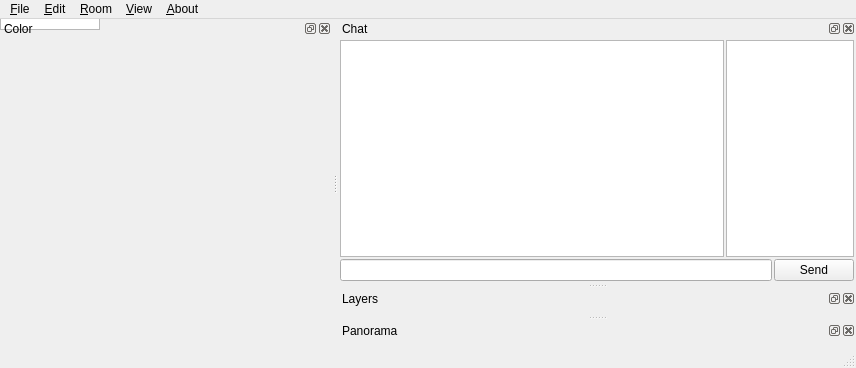
liuyanghejerry/painttyWidgetLegacy, file src/painttyDesktop/widgets/mainwindow.ui: the form before one commit.
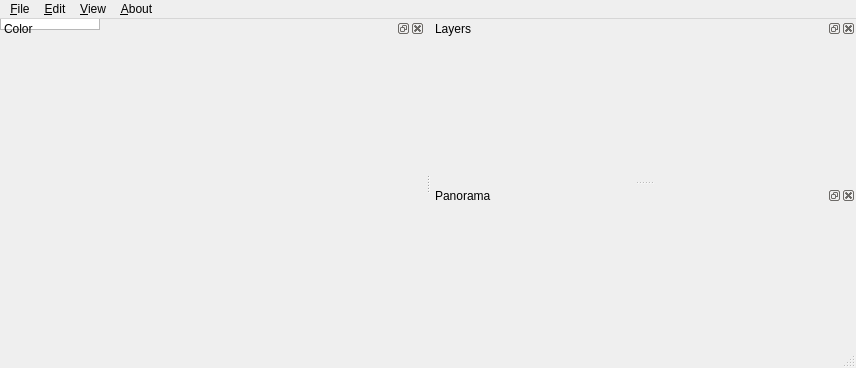
The form after the commit. Icons and pictures are not drawn. Custom widgets are drawn as their Qt base class.

```diff
--- a/src/painttyDesktop/widgets/mainwindow.ui
+++ b/src/painttyDesktop/widgets/mainwindow.ui
@@ -76,83 +76,6 @@
     </layout>
    </widget>
   </widget>
-  <widget class="QDockWidget" name="dockWidget_2">
-   <property name="windowTitle">
-    <string>Chat</string>
-   </property>
-   <attribute name="dockWidgetArea">
-    <number>2</number>
-   </attribute>
-   <widget class="QWidget" name="dockWidgetContents_2">
-    <layout class="QGridLayout" name="gridLayout">
-     <property name="leftMargin">
-      <number>2</number>
-     </property>
-     <property name="topMargin">
-      <number>2</number>
-     </property>
-     <property name="rightMargin">
-      <number>2</number>
-     </property>
-     <property name="bottomMargin">
-      <number>2</number>
-     </property>
-     <property name="spacing">
-      <number>2</number>
-     </property>
-     <item row="0" column="0">
-      <widget class="QTextEdit" name="textEdit">
-       <property name="sizePolicy">
-        <sizepolicy hsizetype="Preferred" vsizetype="Expanding">
-         <horstretch>3</horstretch>
-         <verstretch>0</verstretch>
-        </sizepolicy>
-       </property>
-       <property name="readOnly">
-        <bool>true</bool>
-       </property>
-       <property name="textInteractionFlags">
-        <set>Qt::LinksAccessibleByKeyboard|Qt::LinksAccessibleByMouse|Qt::TextBrowserInteraction|Qt::TextSelectableByKeyboard|Qt::TextSelectableByMouse</set>
-       </property>
-      </widget>
-     </item>
-     <item row="0" column="1">
-      <widget class="MemberListWidget" name="memberList">
-       <property name="sizePolicy">
-        <sizepolicy hsizetype="Preferred" vsizetype="Expanding">
-         <horstretch>1</horstretch>
-         <verstretch>0</verstretch>
-        </sizepolicy>
-       </property>
-      </widget>
-     </item>
-     <item row="1" column="0" colspan="2">
-      <layout class="QHBoxLayout" name="horizontalLayout">
-       <property name="spacing">
-        <number>2</number>
-       </property>
-       <item>
-        <widget class="IRCLineEdit" name="lineEdit">
-         <property name="sizePolicy">
-          <sizepolicy hsizetype="Preferred" vsizetype="Fixed">
-           <horstretch>1</horstretch>
-           <verstretch>0</verstretch>
-          </sizepolicy>
-         </property>
-        </widget>
-       </item>
-       <item>
-        <widget class="QPushButton" name="pushButton">
-         <property name="text">
-          <string>Send</string>
-         </property>
-        </widget>
-       </item>
-      </layout>
-     </item>
-    </layout>
-   </widget>
-  </widget>
   <widget class="QDockWidget" name="dockWidget_3">
    <property name="windowTitle">
     <string>Layers</string>
@@ -222,19 +145,6 @@
     </property>
     <addaction name="actionReset_View"/>
    </widget>
-   <widget class="QMenu" name="menu_Room">
-    <property name="title">
-     <string>&amp;Room</string>
-    </property>
-    <widget class="QMenu" name="menuClear_Canvas">
-     <property name="title">
-      <string>Clear Canvas</string>
-     </property>
-     <addaction name="actionAll_Layers"/>
-    </widget>
-    <addaction name="menuClear_Canvas"/>
-    <addaction name="actionClose_Room"/>
-   </widget>
    <widget class="QMenu" name="menu_Edit">
     <property name="title">
      <string>&amp;Edit</string>
@@ -243,7 +153,6 @@
    </widget>
    <addaction name="menu_File"/>
    <addaction name="menu_Edit"/>
-   <addaction name="menu_Room"/>
    <addaction name="menu_View"/>
    <addaction name="menu_About"/>
   </widget>
@@ -388,11 +297,6 @@
    <extends>QGraphicsView</extends>
    <header>canvascontainer.h</header>
   </customwidget>
-  <customwidget>
-   <class>MemberListWidget</class>
-   <extends>QListWidget</extends>
-   <header>memberlistwidget.h</header>
-  </customwidget>
   <customwidget>
    <class>IRCLineEdit</class>
    <extends>QLineEdit</extends>
```
Left out of the diff: 17 changed lines with no effect on the pictures. Lines whose indentation alone changed are shown as unchanged.
